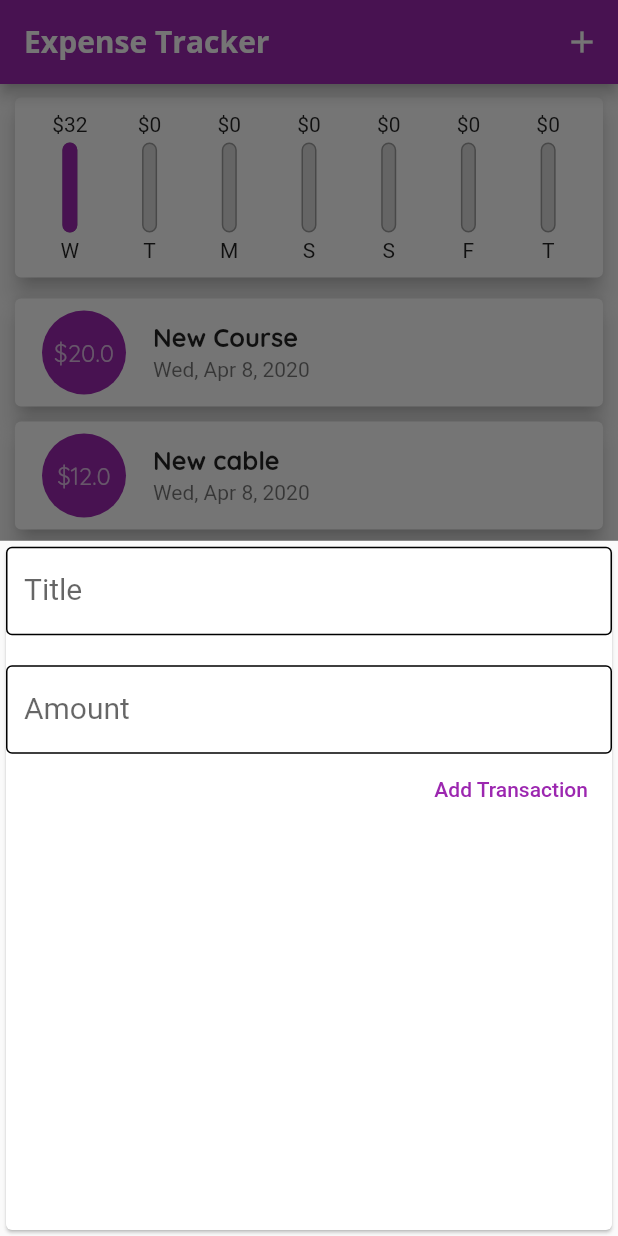
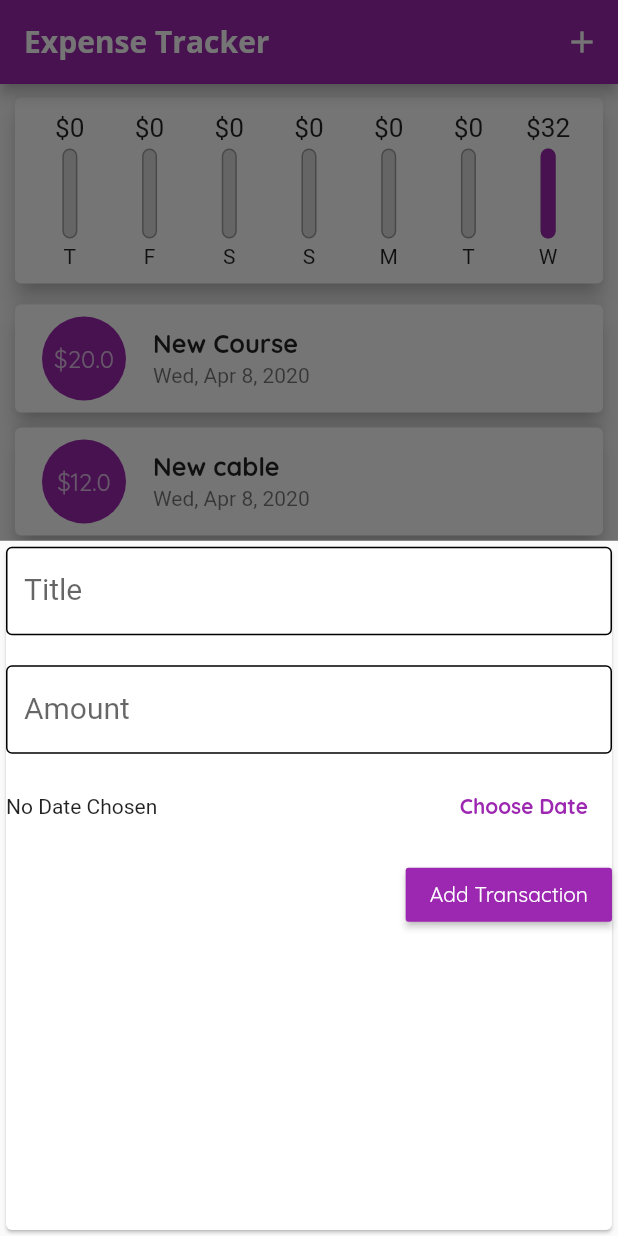
Before and after one commit to mrparveensharma/Expense-Tracker, a Flutter app: the screen it shows after launch, after a tap on the "add" icon, on a phone screen of 412 x 824 dp. Run offline on Flutter 3.47's test engine with Material 2 defaults, Android fonts, the phone set to English and light mode, and no system bars.

Commit message:
Date Picker Update

```diff
--- a/lib/main.dart
+++ b/lib/main.dart
@@ -21,6 +21,9 @@ class MyApp extends StatelessWidget {
                 fontSize: 17,
                 fontWeight: FontWeight.bold,
               ),
+              button: TextStyle(
+                color: Colors.white,
+              )
             ),
         appBarTheme: AppBarTheme(
           textTheme: ThemeData.light().textTheme.copyWith(
@@ -72,11 +75,11 @@ class _MyHomePageState extends State<MyHomePage> {
     }).toList();
   }
 
-  void _addNewTransaction(String title, double amount) {
+  void _addNewTransaction(String title, double amount, DateTime chosenDate) {
     final txn = Transaction(
       title: title,
       amount: amount,
-      datetime: DateTime.now(),
+      datetime: chosenDate,
       id: DateTime.now().toString(),
     );
     setState(() {
--- a/lib/widgets/chart.dart
+++ b/lib/widgets/chart.dart
@@ -22,7 +22,7 @@ class Chart extends StatelessWidget {
         "day": DateFormat.E().format(weekDay).substring(0, 1),
         "amount": totalAmount
       };
-    });
+    }).reversed.toList();
   }
 
   double get totalSum {
--- a/lib/widgets/chart_bar.dart
+++ b/lib/widgets/chart_bar.dart
@@ -10,7 +10,11 @@ class ChartBar extends StatelessWidget {
   Widget build(BuildContext context) {
     return Column(
       children: <Widget>[
-        FittedBox(child: Text("\$${amount.toStringAsFixed(0)}")),
+        Container(
+            height: 20,
+            child: FittedBox(
+              child: Text("\$${amount.toStringAsFixed(0)}"),
+            )),
         SizedBox(
           height: 4,
         ),
--- a/lib/widgets/new_transaction.dart
+++ b/lib/widgets/new_transaction.dart
@@ -1,4 +1,5 @@
 import 'package:flutter/material.dart';
+import 'package:intl/intl.dart';
 
 class NewTransaction extends StatefulWidget {
   final Function addTransaction;
@@ -9,19 +10,38 @@ class NewTransaction extends StatefulWidget {
 }
 
 class _NewTransactionState extends State<NewTransaction> {
-  final titleController = TextEditingController();
+  final _titleController = TextEditingController();
+  final _amountController = TextEditingController();
+  DateTime _selectedDate;
 
-  final amountController = TextEditingController();
-
-  void submitData() {
-    final titleInput = titleController.text;
-    final amountInput = double.parse(amountController.text);
-
-    if (titleInput.isEmpty || amountInput <= 0) {
+  void _submitData() {
+    if(_amountController.text.isEmpty){
       return;
     }
-    widget.addTransaction(titleInput, double.parse(amountInput.toStringAsFixed(2)));
+    final titleInput = _titleController.text;
+    final amountInput = double.parse(_amountController.text);
+    if (titleInput.isEmpty || amountInput <= 0 || _selectedDate == null) {
+      return;
+    }
+    widget.addTransaction(
+        titleInput, double.parse(amountInput.toStringAsFixed(2)), _selectedDate);
     Navigator.of(context).pop();
+  }
+
+  void _pickDate() {
+    showDatePicker(
+      context: context,
+      initialDate: DateTime.now(),
+      firstDate: DateTime(2019),
+      lastDate: DateTime.now(),
+    ).then((date) {
+      if (date == null) {
+        return;
+      }
+      setState(() {
+        _selectedDate = date;
+      });
+    });
   }
 
   @override
@@ -42,7 +62,7 @@ class _NewTransactionState extends State<NewTransaction> {
                 labelText: 'Title',
                 labelStyle: TextStyle(fontSize: 20),
               ),
-              controller: titleController,
+              controller: _titleController,
             ),
             SizedBox(
               height: 20,
@@ -58,14 +78,34 @@ class _NewTransactionState extends State<NewTransaction> {
                 labelText: 'Amount',
                 labelStyle: TextStyle(fontSize: 20),
               ),
-              controller: amountController,
+              controller: _amountController,
               keyboardType: TextInputType.number,
-              onSubmitted: (_) => submitData(),
+              onSubmitted: (_) => _submitData(),
             ),
-            FlatButton(
+            Container(
+              height: 70,
+              child: Row(
+                children: <Widget>[
+                  Expanded(
+                      child: Text(_selectedDate == null
+                          ? "No Date Chosen"
+                          : "Picked Date ${DateFormat.yMd().format(_selectedDate)}")),
+                  FlatButton(
+                    textColor: Theme.of(context).primaryColor,
+                    child: Text(
+                      "Choose Date",
+                      style: TextStyle(fontWeight: FontWeight.bold),
+                    ),
+                    onPressed: _pickDate,
+                  ),
+                ],
+              ),
+            ),
+            RaisedButton(
               child: Text('Add Transaction'),
-              textColor: Colors.purple,
-              onPressed: () => submitData(),
+              color: Theme.of(context).primaryColor,
+              textColor: Theme.of(context).textTheme.button.color,
+              onPressed: () => _submitData(),
             ),
           ],
         ),
```
